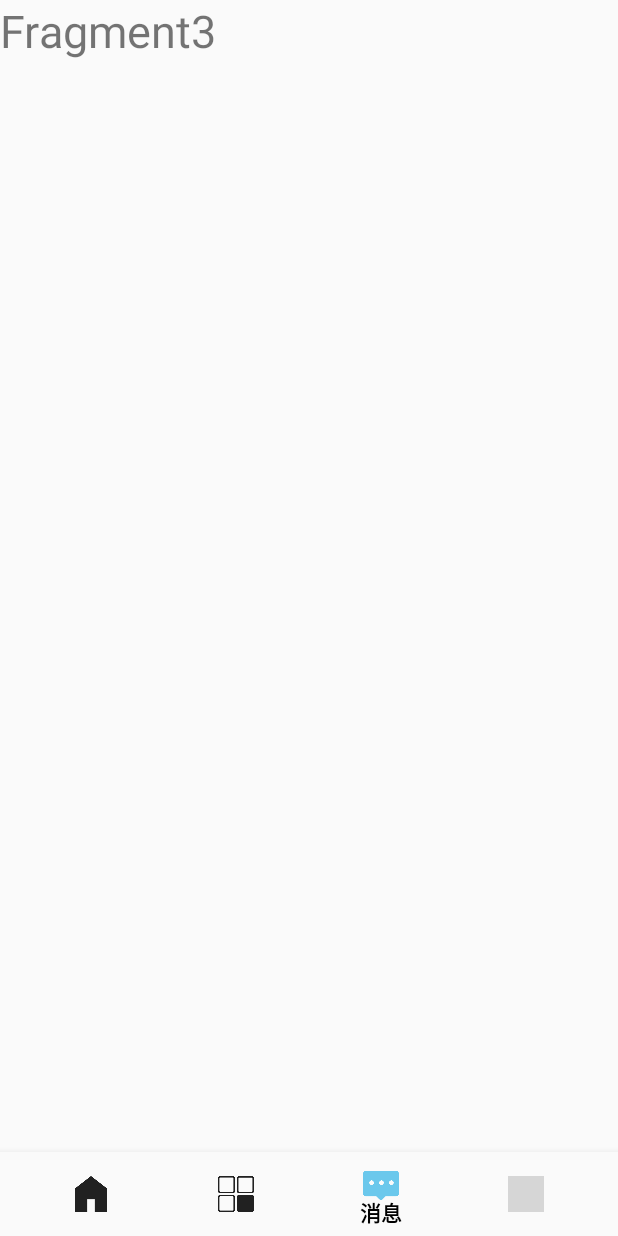
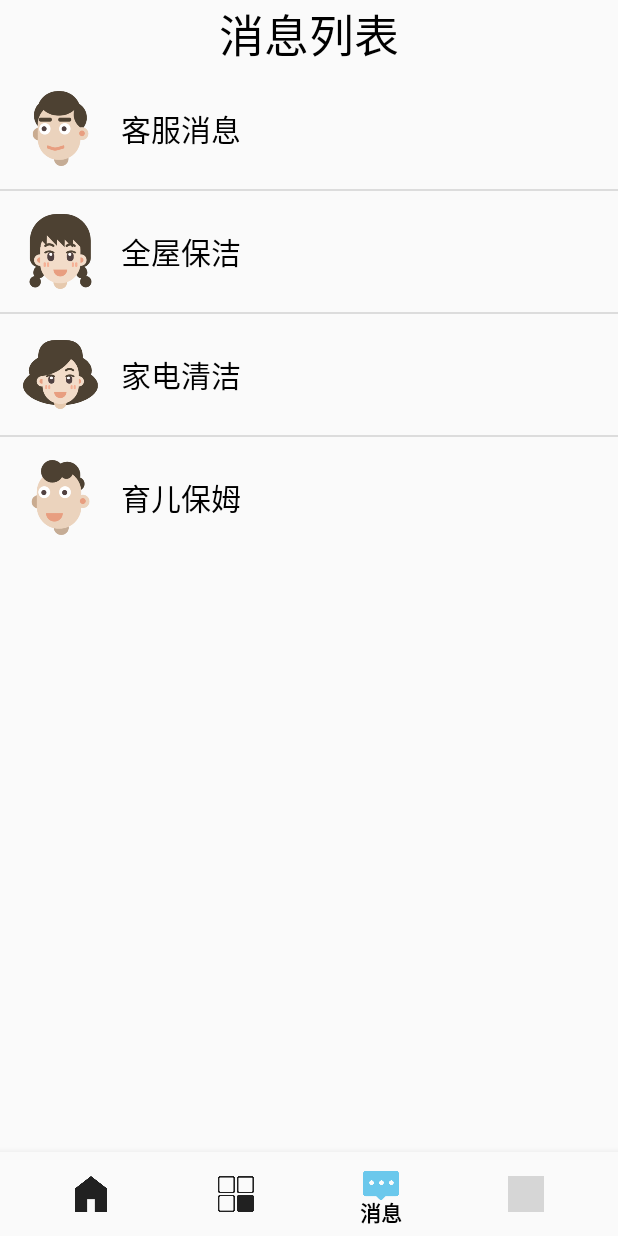
Before and after one commit to mysilicons/HouseKeepDemo, an Android app: the Fragment3 screen opened through its navigation route, on a phone screen of 412 x 824 dp. Run offline under Robolectric (Android 15) with nearby library versions, the phone set to English and light mode, and no system bars; our stand-ins replace navigation-ui; 1 statement that could not run was skipped; grey boxes are pictures that could not be loaded.

Commit message:
消息聊天功能完成

```diff
--- a/app/src/main/AndroidManifest.xml
+++ b/app/src/main/AndroidManifest.xml
@@ -18,6 +18,9 @@
         android:roundIcon="@mipmap/ic_launcher_round"
         android:supportsRtl="true"
         android:theme="@style/Theme.AppCompat.Light.NoActionBar">
+        <activity
+            android:name=".activities.MessageActivity"
+            android:exported="false" />
         <activity
             android:name=".activities.CollectActivity"
             android:exported="false" />
--- a/app/src/main/java/cn/mysilicon/housekeep/fragments/Fragment3.java
+++ b/app/src/main/java/cn/mysilicon/housekeep/fragments/Fragment3.java
@@ -1,5 +1,6 @@
 package cn.mysilicon.housekeep.fragments;
 
+import android.content.Intent;
 import android.os.Bundle;
 
 import androidx.fragment.app.Fragment;
@@ -7,8 +8,19 @@ import androidx.fragment.app.Fragment;
 import android.view.LayoutInflater;
 import android.view.View;
 import android.view.ViewGroup;
+import android.widget.AdapterView;
+import android.widget.ArrayAdapter;
+import android.widget.ListView;
+import android.widget.SimpleAdapter;
+import android.widget.Toast;
+
+import java.util.ArrayList;
+import java.util.HashMap;
+import java.util.List;
+import java.util.Map;
 
 import cn.mysilicon.housekeep.R;
+import cn.mysilicon.housekeep.activities.MessageActivity;
 
 /**
  * A simple {@link Fragment} subclass.
@@ -25,6 +37,11 @@ public class Fragment3 extends Fragment {
     // TODO: Rename and change types of parameters
     private String mParam1;
     private String mParam2;
+
+    private ListView listView;
+    private ArrayAdapter<String>arr_adapter;
+    private SimpleAdapter simp_adapter;
+    private List<Map<String, Object>>dataList;//SimpleAdapter的data
 
     public Fragment3() {
         // Required empty public constructor
@@ -63,4 +80,56 @@ public class Fragment3 extends Fragment {
         // Inflate the layout for this fragment
         return inflater.inflate(R.layout.fragment_3, container, false);
     }
+
+    @Override
+    public void onActivityCreated(Bundle savedInstanceState) {
+        super.onActivityCreated(savedInstanceState);
+        listView = (ListView) getActivity().findViewById(R.id.message_list);
+        //1.新建一个数据适配器
+        //ArrayAdapter（上下文，当前listView加载的每一个列表项所对应的布局文件，数据源）
+        //2.适配器加载数据源
+        /*SimpleAdapter——
+         * 1.context：上下文
+         * 5.data：数据源List<? extends Map<String,?>> data 一个Map所组成的List集合，
+         * 每一个Map都会去对应ListView列表中的一行，
+         * 每一个Map（键-值对）中的键必须包含所在from中所指定的键
+         * 2.resource：列表项的布局文件ID
+         * 4.from：Map中的键名
+         * 3.to：绑定数据视图中的ID，与from对应关系
+         * */
+        dataList = new ArrayList<Map<String, Object>>();
+        simp_adapter = new SimpleAdapter(this.getContext(), getData(), R.layout.message_item, new String[]{"pic", "text"}, new int[]{R.id.pic, R.id.text});
+        //3.视图加载适配器
+        //listView.setAdapter(arr_adapter);
+        listView.setAdapter(simp_adapter);
+        listView.setOnItemClickListener(new AdapterView.OnItemClickListener() {
+            @Override
+            public void onItemClick(AdapterView<?> parent, View view, int position, long id) {
+                //传递数据
+                Intent intent = new Intent(getActivity(), MessageActivity.class);
+                intent.putExtra("object", position);
+                startActivity(intent);
+            }
+        });
+    }
+    private List<Map<String, Object>> getData() {
+        Map<String, Object>map1=new HashMap<String, Object>();
+        map1.put("pic", R.drawable.icon1);
+        map1.put("text", "客服消息");
+        dataList.add(map1);
+        Map<String, Object>map2=new HashMap<String, Object>();
+        map2.put("pic", R.drawable.icon2);
+        map2.put("text", "全屋保洁");
+        dataList.add(map2);
+        Map<String, Object>map3=new HashMap<String, Object>();
+        map3.put("pic", R.drawable.icon3);
+        map3.put("text", "家电清洁");
+        dataList.add(map3);
+        Map<String, Object>map4=new HashMap<String, Object>();
+        map4.put("pic", R.drawable.icon4);
+        map4.put("text", "育儿保姆");
+        dataList.add(map4);
+        return dataList;
+    }
+
 }
--- a/app/src/main/res/layout/fragment_3.xml
+++ b/app/src/main/res/layout/fragment_3.xml
@@ -5,11 +5,24 @@
     android:layout_height="match_parent"
     tools:context=".fragments.Fragment3">
 
-    <!-- TODO: Update blank fragment layout -->
-    <TextView
+    <LinearLayout
         android:layout_width="match_parent"
         android:layout_height="match_parent"
-        android:text="Fragment3"
-        android:textSize="30sp"/>
+        android:orientation="vertical" >
 
+        <TextView
+            android:layout_width="match_parent"
+            android:layout_height="wrap_content"
+            android:gravity="center"
+            android:textSize="30sp"
+            android:textColor="#000000"
+            android:text="消息列表" />
+
+        <ListView
+            android:id="@+id/message_list"
+            android:layout_width="match_parent"
+            android:layout_height="wrap_content" >
+        </ListView>
+
+    </LinearLayout>
 </FrameLayout>
--- /dev/null
+++ b/app/src/main/res/layout/message_item.xml
@@ -0,0 +1,26 @@
+<?xml version="1.0" encoding="utf-8"?>
+<LinearLayout xmlns:android="http://schemas.android.com/apk/res/android"
+    android:layout_width="match_parent"
+    android:layout_height="match_parent"
+    android:orientation="horizontal" >
+
+    <ImageView
+        android:id="@+id/pic"
+        android:layout_width="50dp"
+        android:layout_height="50dp"
+        android:src="@drawable/icon1"
+        android:layout_marginLeft="15dp"
+        android:layout_marginTop="15dp"
+        android:layout_marginBottom="15dp"
+        />
+
+    <TextView
+        android:id="@+id/text"
+        android:layout_width="wrap_content"
+        android:layout_height="wrap_content"
+        android:layout_marginLeft="15dp"
+        android:layout_marginTop="25dp"
+        android:textSize="20sp"
+        android:textColor="#000000"
+        android:text="消息"/>
+</LinearLayout>
```
Also changed, not shown: app/src/main/java/cn/mysilicon/housekeep/Adapter/MsgAdapter.java (added, +70 -0 lines), app/src/main/java/cn/mysilicon/housekeep/activities/MessageActivity.java (added, +116 -0 lines), app/src/main/java/cn/mysilicon/housekeep/model/Msg.java (added, +26 -0 lines), app/src/main/res/layout/activity_message.xml (added, +43 -0 lines), app/src/main/res/layout/msg_item.xml (added, +41 -0 lines), app/src/main/res/drawable/icon1.png (added), app/src/main/res/drawable/icon2.png (added), app/src/main/res/drawable/icon3.png (added), app/src/main/res/drawable/icon4.png (added), app/src/main/res/drawable/message_left.9.png (added), app/src/main/res/drawable/message_right.9.png (added).
